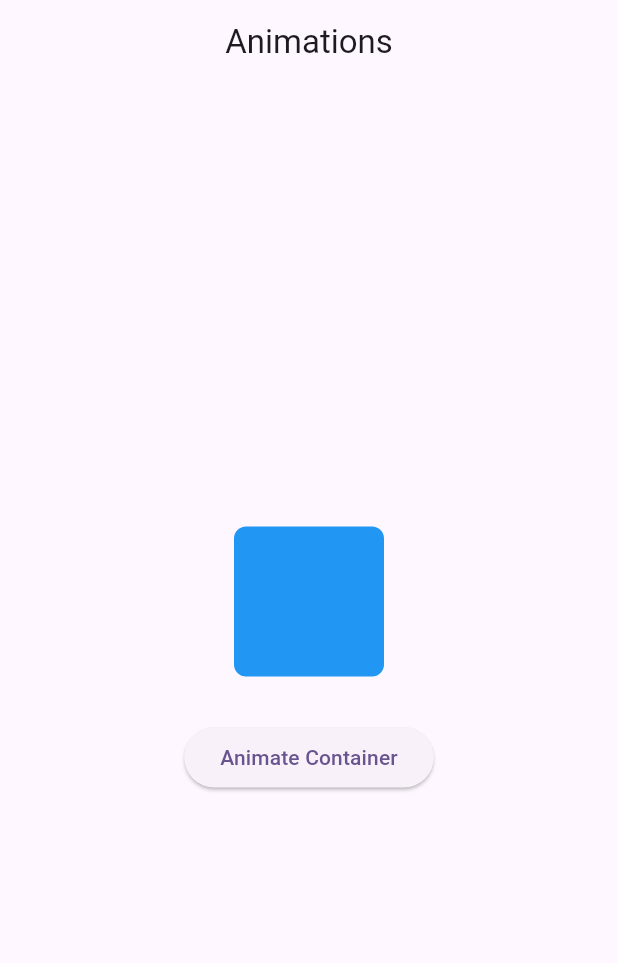
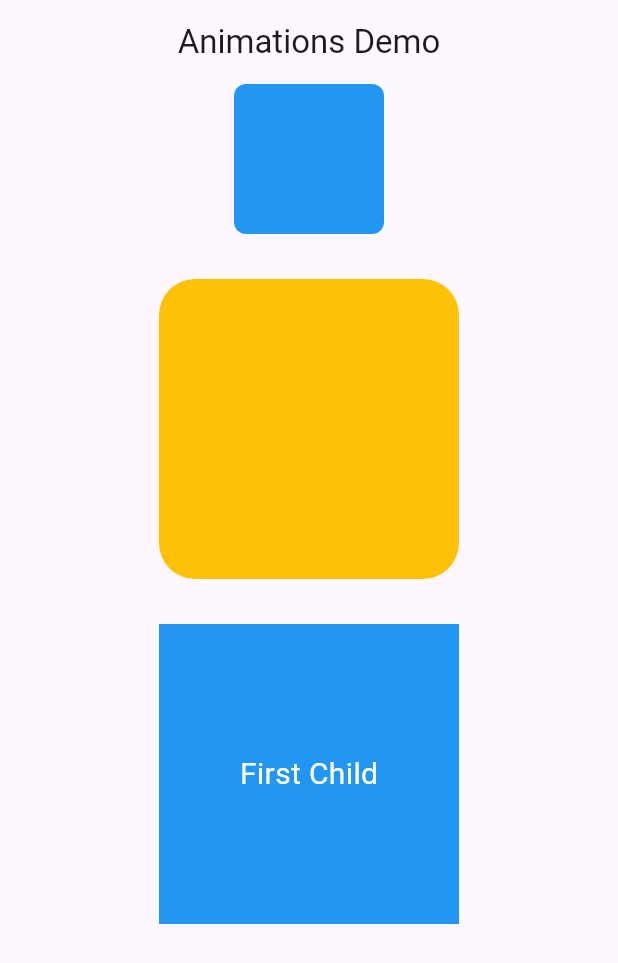
Before and after one commit to SyedSamad7/animated_app, a Flutter app: the screen it shows after launch, on a phone screen of 412 x 824 dp. Shown: the top 963 px of the screen. Run offline on Flutter 3.47's test engine with Material 3 defaults, Android fonts, the light colour scheme and no system bars.

Commit message:
worked on animated opacity and cross fade animation

```diff
--- a/lib/animation_container.dart
+++ b/lib/animation_container.dart
@@ -13,6 +13,11 @@ class _AnimationContainerState extends State<AnimationContainer> {
   Color _color = Colors.blue;
   BorderRadiusGeometry _borderRadius = BorderRadius.circular(8);
 
+  double _opacity1 = 1.0; // Initial opacity of the first widget (visible)
+  bool _showFirstChild =
+      true; // Tracks which child to show in AnimatedCrossFade
+
+  // Function to toggle size, color, and shape for the AnimatedContainer
   void _changeContainer() {
     setState(() {
       _width = _width == 100 ? 200 : 100;
@@ -24,18 +29,36 @@ class _AnimationContainerState extends State<AnimationContainer> {
     });
   }
 
+  // Function to toggle the opacity for AnimatedOpacity widget
+  void _toggleOpacity() {
+    setState(() {
+      _opacity1 = _opacity1 == 1.0 ? 0.0 : 1.0;
+    });
+  }
+
+  // Function to toggle between first and second child in AnimatedCrossFade
+  void _toggleCrossFade() {
+    setState(() {
+      _showFirstChild = !_showFirstChild;
+    });
+  }
+
   @override
   Widget build(BuildContext context) {
     return Scaffold(
       appBar: AppBar(
-        title: const Text('Animations'),
+        title: const Text('Animations Demo'),
         centerTitle: true,
       ),
-      body: Center(
+      body: SingleChildScrollView(
+        child: Center(
           child: Column(
             mainAxisAlignment: MainAxisAlignment.center,
             children: [
-            AnimatedContainer(
+              // AnimatedContainer widget
+              GestureDetector(
+                onTap: _changeContainer,
+                child: AnimatedContainer(
                   height: _height,
                   width: _width,
                   decoration: BoxDecoration(
@@ -45,14 +68,65 @@ class _AnimationContainerState extends State<AnimationContainer> {
                   duration: const Duration(seconds: 2),
                   curve: Curves.easeInOut,
                 ),
-            const SizedBox(
-              height: 30,
               ),
-            ElevatedButton(
-              onPressed: _changeContainer,
-              child: const Text('Animate Container'),
+              const SizedBox(height: 30),
+
+              // AnimatedOpacity widget
+              GestureDetector(
+                onTap: _toggleOpacity,
+                child: AnimatedOpacity(
+                  opacity: _opacity1,
+                  duration: const Duration(seconds: 2),
+                  curve: Curves.easeInOut,
+                  child: Container(
+                    height: 200,
+                    width: 200,
+                    decoration: BoxDecoration(
+                      color: Colors.amber,
+                      borderRadius: BorderRadius.circular(24),
+                    ),
+                  ),
+                ),
+              ),
+              const SizedBox(height: 30),
+
+              // AnimatedCrossFade widget
+              GestureDetector(
+                onTap: _toggleCrossFade,
+                child: AnimatedCrossFade(
+                  firstChild: Container(
+                    width: 200,
+                    height: 200,
+                    color: Colors.blue,
+                    child: const Center(
+                      child: Text(
+                        'First Child',
+                        style: TextStyle(color: Colors.white, fontSize: 20),
+                      ),
+                    ),
+                  ),
+                  secondChild: Container(
+                    width: 200,
+                    height: 200,
+                    color: Colors.red,
+                    child: const Center(
+                      child: Text(
+                        'Second Child',
+                        style: TextStyle(color: Colors.white, fontSize: 20),
+                      ),
+                    ),
+                  ),
+                  crossFadeState: _showFirstChild
+                      ? CrossFadeState.showFirst
+                      : CrossFadeState.showSecond,
+                  firstCurve: Curves.easeInOut,
+                  secondCurve: Curves.easeInOut,
+                  sizeCurve: Curves.easeInOut,
+                  duration: const Duration(seconds: 1),
+                ),
               ),
             ],
+          ),
         ),
       ),
     );
```
Also changed, not shown: pubspec.lock. Lines whose indentation alone changed are shown as unchanged.
